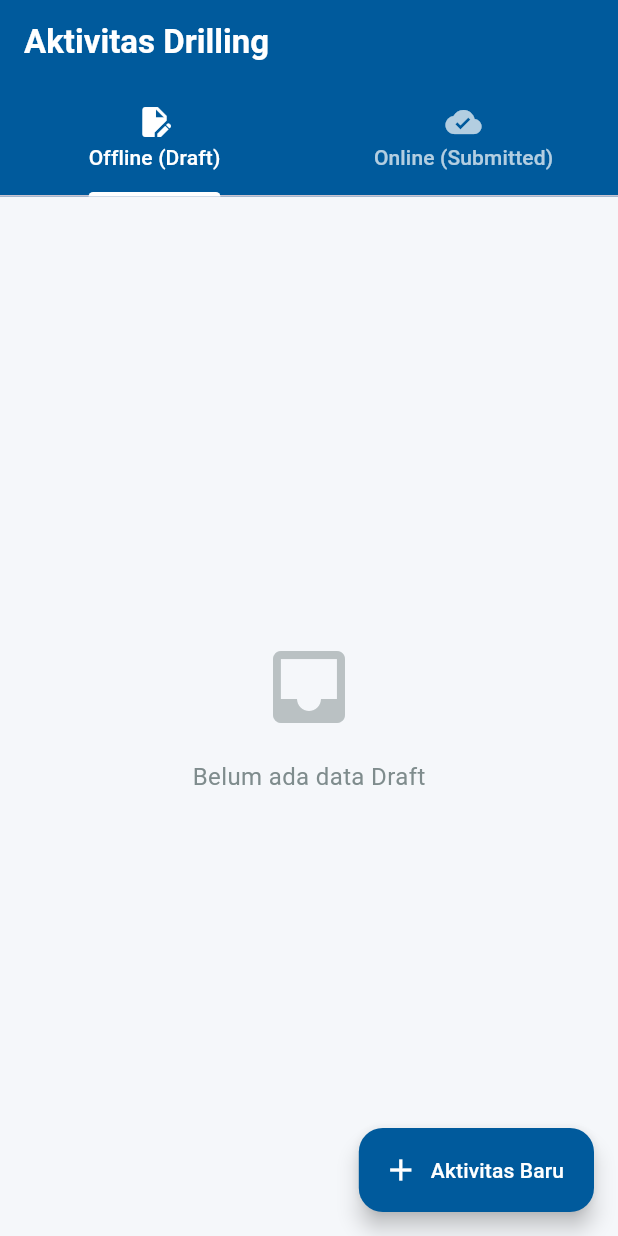
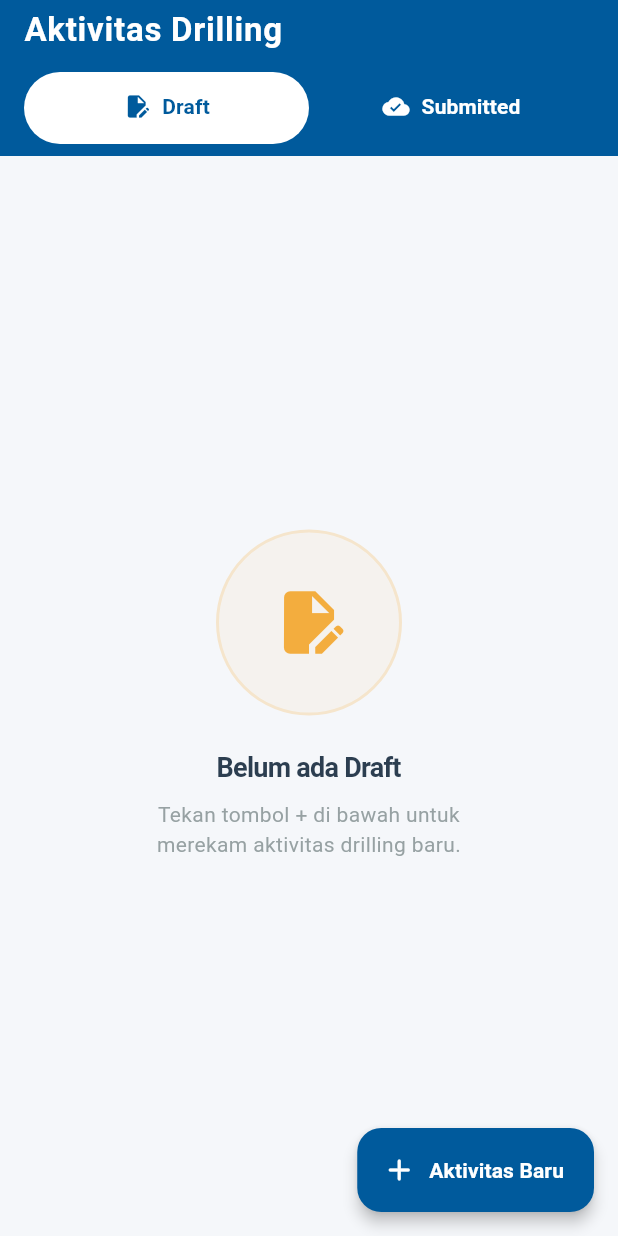
Before and after one commit to ersandi15/Safepedia-Drilling-App, a Flutter app: the screen it shows after launch, on a phone screen of 412 x 824 dp. Run offline on Flutter 3.47's test engine with Material 3 defaults, Android fonts, the phone set to English and light mode, and no system bars; our stand-ins replace flutter_image_compress, get, image_picker, sensors_plus, sqflite; accounts and stored records are empty.

Commit message:
feat: implement centralized typography and enhance activity list UI components

```diff
--- a/lib/config/app_fonts.dart
+++ b/lib/config/app_fonts.dart
@@ -0,0 +1,33 @@
+import 'package:flutter/material.dart';
+import 'app_colors.dart';
+
+class AppFonts {
+  // Heading / Judul Utama (Lebih tebal dan menonjol)
+  static const TextStyle heading3 = TextStyle(
+    fontSize: 16,
+    fontWeight: FontWeight.w800, // Extra Bold
+    color: AppColors.textPrimary,
+    letterSpacing: -0.3, // Rapat sedikit agar terlihat modern
+  );
+
+  // Body / Teks Standar
+  static const TextStyle bodyMedium = TextStyle(
+    fontSize: 13,
+    fontWeight: FontWeight.w500, // Medium
+    color: AppColors.textPrimary,
+  );
+
+  // Caption / Detail (Lebih kecil dan redup)
+  static const TextStyle caption = TextStyle(
+    fontSize: 12,
+    fontWeight: FontWeight.w400, // Regular
+    color: AppColors.textSecondary,
+  );
+
+  // Badge Text (Kecil, tebal, dan berjarak)
+  static const TextStyle badge = TextStyle(
+    fontSize: 10,
+    fontWeight: FontWeight.w800, // Extra Bold
+    letterSpacing: 0.5,
+  );
+}
--- a/lib/features/home/view/components/activity_list_component.dart
+++ b/lib/features/home/view/components/activity_list_component.dart
@@ -1,5 +1,6 @@
 import 'dart:io';
 import 'package:flutter/material.dart';
+import 'package:safepedia_drilling_app/config/app_fonts.dart';
 import '../../../../config/app_colors.dart';
 import '../../models/drilling_activity_model.dart';
 
@@ -15,107 +16,224 @@ class ActivityListComponent extends StatelessWidget {
 
   @override
   Widget build(BuildContext context) {
-    // Jika list kosong, kembalikan tampilan kosong (Empty State)
     if (list.isEmpty) {
-      return Center(
+      return _buildEmptyState();
+    }
+
+    return ListView.builder(
+      physics: const BouncingScrollPhysics(), // Memberikan efek bounce ala iOS
+      padding: const EdgeInsets.only(
+        top: 20,
+        left: 16,
+        right: 16,
+        bottom: 100, // Ruang untuk FAB
+      ),
+      itemCount: list.length,
+      itemBuilder: (context, index) {
+        return _buildCard(list[index]);
+      },
+    );
+  }
+
+  Widget _buildEmptyState() {
+    return Center(
+      child: Padding(
+        padding: const EdgeInsets.all(40),
         child: Column(
           mainAxisAlignment: MainAxisAlignment.center,
           children: [
-            Icon(
-              isDraft ? Icons.inbox : Icons.cloud_done_outlined,
-              size: 64,
-              color: AppColors.textSecondary.withValues(alpha: 0.5),
+            // Membuat lingkaran dengan efek glow/soft
+            Container(
+              width: 120,
+              height: 120,
+              decoration: BoxDecoration(
+                color: isDraft
+                    ? AppColors.statusDraft.withOpacity(0.05)
+                    : AppColors.statusSubmitted.withOpacity(0.05),
+                shape: BoxShape.circle,
+                border: Border.all(
+                  color: isDraft
+                      ? AppColors.statusDraft.withOpacity(0.2)
+                      : AppColors.statusSubmitted.withOpacity(0.2),
+                  width: 2,
+                  // Trik visual agar tidak terlalu solid
+                  strokeAlign: BorderSide.strokeAlignOutside,
+                ),
+              ),
+              child: Center(
+                child: Icon(
+                  isDraft ? Icons.edit_document : Icons.cloud_done_rounded,
+                  size: 50,
+                  color: isDraft
+                      ? AppColors.statusDraft.withOpacity(0.8)
+                      : AppColors.statusSubmitted.withOpacity(0.8),
+                ),
+              ),
             ),
-            const SizedBox(height: 16),
+            const SizedBox(height: 24),
             Text(
-              isDraft ? 'Belum ada data Draft' : 'Belum ada data Submitted',
+              isDraft ? 'Belum ada Draft' : 'Belum ada Data Terkirim',
               style: const TextStyle(
-                color: AppColors.textSecondary,
-                fontSize: 16,
+                color: AppColors.textPrimary,
+                fontSize: 18,
+                fontWeight: FontWeight.bold,
+                letterSpacing: -0.5,
+              ),
+            ),
+            const SizedBox(height: 8),
+            Text(
+              'Tekan tombol + di bawah untuk\nmerekam aktivitas drilling baru.',
+              textAlign: TextAlign.center,
+              style: TextStyle(
+                color: AppColors.textSecondary.withOpacity(0.8),
+                fontSize: 14,
+                height: 1.4,
               ),
             ),
           ],
         ),
-      );
-    }
+      ),
+    );
+  }
 
-    // Jika ada data, buat list berupa Card
-    return ListView.builder(
-      padding: const EdgeInsets.all(12),
-      itemCount: list.length,
-      itemBuilder: (context, index) {
-        final item = list[index];
-        return Card(
-          elevation: 2,
-          margin: const EdgeInsets.only(bottom: 12),
-          color: AppColors.white,
-          shape: RoundedRectangleBorder(
-            borderRadius: BorderRadius.circular(12),
+  Widget _buildCard(DrillingActivityModel item) {
+    final isComplete = item.status == 'Complete';
+
+    return Container(
+      margin: const EdgeInsets.only(bottom: 16), // Margin diperbesar sedikit
+      padding: const EdgeInsets.all(
+        12,
+      ), // Menggunakan padding seragam di dalam card
+      decoration: BoxDecoration(
+        color: AppColors.white,
+        borderRadius: BorderRadius.circular(20),
+        boxShadow: [
+          BoxShadow(
+            color: Colors.black.withOpacity(0.04),
+            blurRadius: 15,
+            offset: const Offset(0, 4),
           ),
-          child: ListTile(
-            contentPadding: const EdgeInsets.all(12),
-            // Tampilkan thumbnail gambar di sebelah kiri
-            leading: ClipRRect(
-              borderRadius: BorderRadius.circular(8),
-              child: Image.file(
-                File(item.imagePath),
-                width: 60,
-                height: 60,
-                fit: BoxFit.cover,
-                // Handle error jika gambar fisik terhapus dari galeri
-                errorBuilder: (_, _, _) => Container(
-                  width: 60,
-                  height: 60,
-                  color: Colors.grey.shade200,
-                  child: const Icon(
-                    Icons.image_not_supported,
-                    color: Colors.grey,
-                  ),
-                ),
-              ),
-            ),
-            title: Text(
-              'Hole ID: ${item.holeId}',
-              style: const TextStyle(fontWeight: FontWeight.bold, fontSize: 16),
-            ),
-            subtitle: Column(
-              crossAxisAlignment: CrossAxisAlignment.start,
-              children: [
-                const SizedBox(height: 4),
-                Text('Date: ${item.date}'),
-                Text(
-                  'Status: ${item.status}',
-                  style: const TextStyle(fontWeight: FontWeight.w500),
-                ),
-              ],
-            ),
-            trailing: Container(
-              padding: const EdgeInsets.symmetric(horizontal: 10, vertical: 6),
-              decoration: BoxDecoration(
-                color: isDraft
-                    ? AppColors.statusDraft.withValues(alpha: 0.1)
-                    : AppColors.statusSubmitted.withValues(alpha: 0.1),
-                borderRadius: BorderRadius.circular(20),
-                border: Border.all(
-                  color: isDraft
-                      ? AppColors.statusDraft
-                      : AppColors.statusSubmitted,
-                ),
-              ),
-              child: Text(
-                isDraft ? 'Draft' : 'Submitted',
-                style: TextStyle(
-                  color: isDraft
-                      ? AppColors.statusDraft
-                      : AppColors.statusSubmitted,
-                  fontWeight: FontWeight.bold,
-                  fontSize: 12,
+        ],
+      ),
+      child: Row(
+        crossAxisAlignment: CrossAxisAlignment.center,
+        children: [
+          // ── Gambar Thumbnail (kiri) ──
+          ClipRRect(
+            borderRadius: BorderRadius.circular(
+              12,
+            ), // Radius melingkar di semua sisi
+            child: Image.file(
+              File(item.imagePath),
+              width: 85,
+              height: 85, // Dibuat kotak presisi
+              fit: BoxFit.cover,
+              errorBuilder: (_, __, ___) => Container(
+                width: 85,
+                height: 85,
+                color: AppColors.background,
+                child: const Icon(
+                  Icons.image_not_supported_rounded,
+                  color: Colors.grey,
+                  size: 28,
                 ),
               ),
             ),
           ),
-        );
-      },
+          const SizedBox(width: 16), // Jarak antara gambar dan teks
+          // ── Konten Informasi (kanan) ──
+          Expanded(
+            child: Column(
+              crossAxisAlignment: CrossAxisAlignment.start,
+              mainAxisAlignment: MainAxisAlignment.center,
+              children: [
+                // Baris 1: Hole ID + Badge Status
+                Row(
+                  mainAxisAlignment: MainAxisAlignment.spaceBetween,
+                  children: [
+                    Expanded(
+                      child: Text(
+                        item.holeId,
+                        style:
+                            AppFonts.heading3, // Menggunakan font dari config
+                        maxLines: 1,
+                        overflow: TextOverflow.ellipsis,
+                      ),
+                    ),
+                    const SizedBox(width: 8),
+                    _buildStatusBadge(),
+                  ],
+                ),
+                const SizedBox(height: 10), // Spasi diperbesar agar bernapas
+                // Baris 2: Tanggal
+                Row(
+                  children: [
+                    const Icon(
+                      Icons.calendar_month_rounded,
+                      size: 16, // Ukuran icon disesuaikan
+                      color: AppColors.textSecondary,
+                    ),
+                    const SizedBox(width: 6),
+                    Text(
+                      item.date,
+                      style: AppFonts.caption, // Menggunakan font caption
+                    ),
+                  ],
+                ),
+                const SizedBox(height: 8),
+
+                // Baris 3: Status Pengerjaan
+                Row(
+                  children: [
+                    Icon(
+                      isComplete
+                          ? Icons.check_circle_rounded
+                          : Icons.pending_actions_rounded,
+                      size: 16, // Ukuran icon disesuaikan
+                      color: isComplete
+                          ? AppColors.statusSubmitted
+                          : AppColors.statusDraft,
+                    ),
+                    const SizedBox(width: 6),
+                    Text(
+                      item.status,
+                      style: AppFonts.bodyMedium.copyWith(
+                        // Override warna
+                        color: isComplete
+                            ? AppColors.statusSubmitted
+                            : AppColors.statusDraft,
+                        fontWeight: FontWeight
+                            .w700, // Dibuat lebih tebal dari teks tanggal
+                      ),
+                    ),
+                  ],
+                ),
+              ],
+            ),
+          ),
+        ],
+      ),
+    );
+  }
+
+  Widget _buildStatusBadge() {
+    return Container(
+      padding: const EdgeInsets.symmetric(
+        horizontal: 10,
+        vertical: 6,
+      ), // Padding diperbesar sedikit
+      decoration: BoxDecoration(
+        color: isDraft
+            ? AppColors.statusDraft.withOpacity(0.12)
+            : AppColors.statusSubmitted.withOpacity(0.12),
+        borderRadius: BorderRadius.circular(8), // Sudut agak tegas
+      ),
+      child: Text(
+        isDraft ? 'DRAFT' : 'SUBMITTED',
+        style: AppFonts.badge.copyWith(
+          color: isDraft ? AppColors.statusDraft : AppColors.statusSubmitted,
+        ),
+      ),
     );
   }
 }
--- a/lib/features/home/view/ui/home_view.dart
+++ b/lib/features/home/view/ui/home_view.dart
@@ -18,36 +18,64 @@ class HomeView extends GetView<HomeController> {
           backgroundColor: AppColors.primary,
           foregroundColor: AppColors.white,
           elevation: 0,
+          centerTitle: false,
           title: const Text(
             'Aktivitas Drilling',
-            style: TextStyle(fontWeight: FontWeight.w600),
+            style: TextStyle(fontWeight: FontWeight.bold, letterSpacing: 0.5),
           ),
-          bottom: const TabBar(
-            labelColor: AppColors.white,
-            unselectedLabelColor: Colors.white70,
-            indicatorColor: AppColors.white,
-            indicatorWeight: 3.0,
-            tabs: [
-              Tab(icon: Icon(Icons.edit_document), text: 'Offline (Draft)'),
-              Tab(icon: Icon(Icons.cloud_done), text: 'Online (Submitted)'),
+          bottom: TabBar(
+            padding: const EdgeInsets.symmetric(horizontal: 16, vertical: 8),
+            labelColor: AppColors.primary,
+            unselectedLabelColor: AppColors.white,
+            indicatorSize: TabBarIndicatorSize.tab,
+            indicator: BoxDecoration(
+              borderRadius: BorderRadius.circular(30),
+              color: AppColors.white, // Pill shape indicator
+            ),
+            dividerColor: Colors.transparent, // Hilangkan garis bawah default
+            tabs: const [
+              Tab(
+                child: Row(
+                  mainAxisAlignment: MainAxisAlignment.center,
+                  children: [
+                    Icon(Icons.edit_document, size: 18),
+                    SizedBox(width: 8),
+                    Text(
+                      'Draft',
+                      style: TextStyle(fontWeight: FontWeight.w600),
+                    ),
+                  ],
+                ),
+              ),
+              Tab(
+                child: Row(
+                  mainAxisAlignment: MainAxisAlignment.center,
+                  children: [
+                    Icon(Icons.cloud_done, size: 18),
+                    SizedBox(width: 8),
+                    Text(
+                      'Submitted',
+                      style: TextStyle(fontWeight: FontWeight.w600),
+                    ),
+                  ],
+                ),
+              ),
             ],
           ),
         ),
         body: Obx(() {
-          // Jika sedang loading, tampilkan indikator putar
           if (controller.isLoading.value) {
-            return const Center(child: CircularProgressIndicator());
+            return const Center(
+              child: CircularProgressIndicator(color: AppColors.primary),
+            );
           }
 
           return TabBarView(
             children: [
-              // Tab 1: Menampilkan list Offline (Draft)
               ActivityListComponent(
                 list: controller.offlineList,
                 isDraft: true,
               ),
-
-              // Tab 2: Menampilkan list Online (Submitted)
               ActivityListComponent(
                 list: controller.onlineList,
                 isDraft: false,
@@ -56,14 +84,17 @@ class HomeView extends GetView<HomeController> {
           );
         }),
         floatingActionButton: FloatingActionButton.extended(
-          // PENTING: Gunakan .then() untuk merefresh data setelah form ditutup
           onPressed: () => Get.toNamed(AppRoutes.drillingForm)?.then((_) {
             controller.fetchActivities();
           }),
           backgroundColor: AppColors.primary,
           foregroundColor: AppColors.white,
-          icon: const Icon(Icons.add),
-          label: const Text('Aktivitas Baru'),
+          elevation: 4,
+          icon: const Icon(Icons.add_rounded),
+          label: const Text(
+            'Aktivitas Baru',
+            style: TextStyle(fontWeight: FontWeight.bold),
+          ),
         ),
       ),
     );
```
